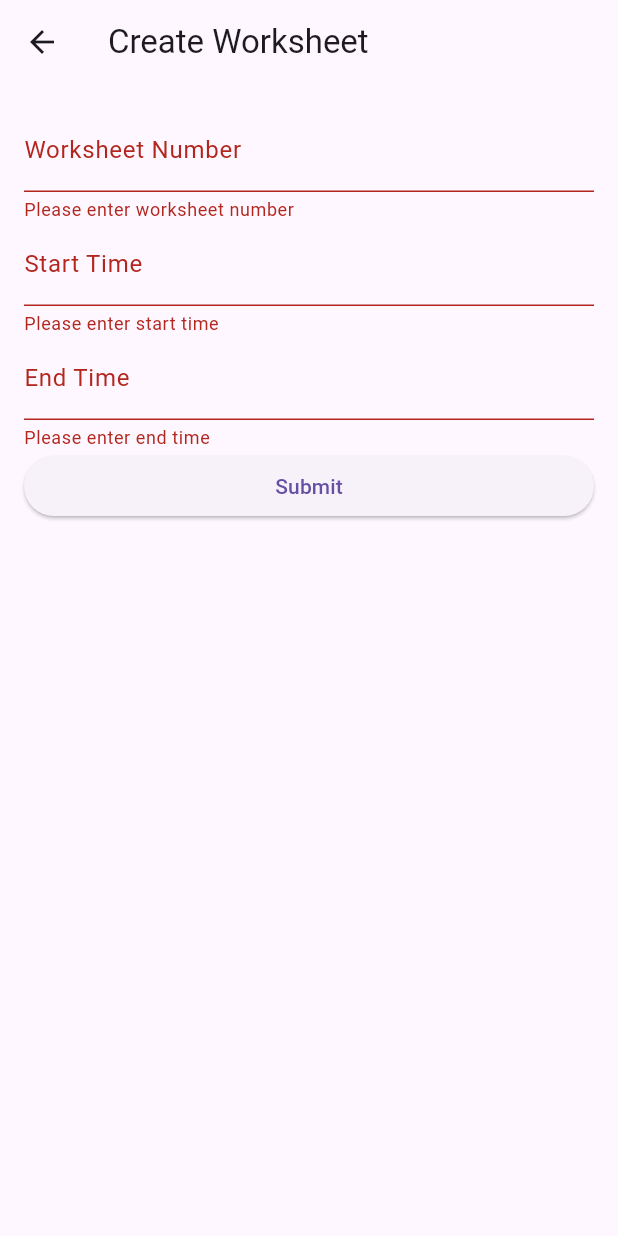
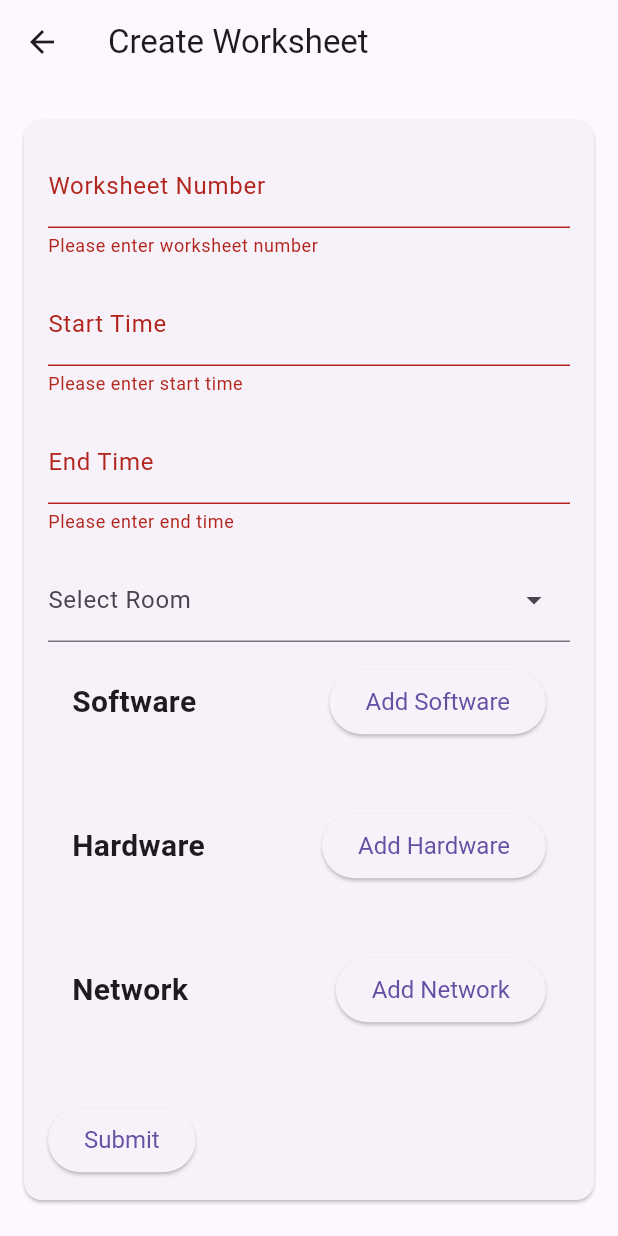
Before and after one commit to madiajijah11/pde_worksheet, a Flutter app: the CreateWorksheetView screen opened by its route, after a tap on "Submit", on a phone screen of 412 x 824 dp. Run offline on Flutter 3.47's test engine with Material 3 defaults, Android fonts, the phone set to English and light mode, and no system bars; drawn by our look-alikes of dropdown_search; our stand-ins replace auto_route, flutter_dotenv, flutter_riverpod, jwt_decoder, shared_preferences; accounts and stored records are empty; network calls fail.

Commit message:
feat: Add dropdown_search dependency for dropdown functionality
This commit adds the dropdown_search dependency to the pubspec.yaml file and imports it in the appropriate files. The dropdown_search package provides a dropdown widget with search functionality, allowing users to easily select options from a list. This will enhance the user experience by providing a more intuitive and efficient way to interact with dropdown menus.

```diff
--- a/lib/models/worksheet_state.dart
+++ b/lib/models/worksheet_state.dart
@@ -137,3 +137,177 @@ class Network {
     );
   }
 }
+
+class NewWorksheetState {
+  final String worksheetNumber;
+  final String room;
+  final String startTime;
+  final String endTime;
+  final int userId;
+  final List<TechnicianItem> technicianItems;
+  final List<SoftwareItem> softwareItems;
+  final List<HardwareItem> hardwareItems;
+  final List<NetworkItem> networkItems;
+
+  NewWorksheetState({
+    required this.worksheetNumber,
+    required this.room,
+    required this.startTime,
+    required this.endTime,
+    required this.userId,
+    required this.technicianItems,
+    required this.softwareItems,
+    required this.hardwareItems,
+    required this.networkItems,
+  });
+
+  factory NewWorksheetState.fromJson(Map<String, dynamic> json) {
+    return NewWorksheetState(
+      worksheetNumber: json['worksheetNumber'],
+      room: json['room'],
+      startTime: json['startTime'],
+      endTime: json['endTime'],
+      userId: json['userId'],
+      technicianItems: (json['technicianItems'] as List)
+          .map((item) => TechnicianItem.fromJson(item))
+          .toList(),
+      softwareItems: (json['softwareItems'] as List)
+          .map((item) => SoftwareItem.fromJson(item))
+          .toList(),
+      hardwareItems: (json['hardwareItems'] as List)
+          .map((item) => HardwareItem.fromJson(item))
+          .toList(),
+      networkItems: (json['networkItems'] as List)
+          .map((item) => NetworkItem.fromJson(item))
+          .toList(),
+    );
+  }
+
+  Map<String, dynamic> toJson() {
+    return {
+      'worksheetNumber': worksheetNumber,
+      'room': room,
+      'startTime': startTime,
+      'endTime': endTime,
+      'userId': userId,
+      'technicianItems': technicianItems.map((item) => item.toJson()).toList(),
+      'softwareItems': softwareItems.map((item) => item.toJson()).toList(),
+      'hardwareItems': hardwareItems.map((item) => item.toJson()).toList(),
+      'networkItems': networkItems.map((item) => item.toJson()).toList(),
+    };
+  }
+
+  @override
+  String toString() {
+    return 'NewWorksheetState(worksheetNumber: $worksheetNumber, room: $room, startTime: $startTime, endTime: $endTime, userId: $userId, technicianItems: $technicianItems, softwareItems: $softwareItems, hardwareItems: $hardwareItems, networkItems: $networkItems)';
+  }
+}
+
+class TechnicianItem {
+  final String id;
+
+  TechnicianItem({required this.id});
+
+  factory TechnicianItem.fromJson(Map<String, dynamic> json) {
+    return TechnicianItem(id: json['id']);
+  }
+
+  Map<String, dynamic> toJson() {
+    return {'id': id};
+  }
+
+  @override
+  String toString() {
+    return 'TechnicianItem(id: $id)';
+  }
+}
+
+class SoftwareItem {
+  final String name;
+  final String description;
+  final String result;
+
+  SoftwareItem(
+      {required this.name, required this.description, required this.result});
+
+  factory SoftwareItem.fromJson(Map<String, dynamic> json) {
+    return SoftwareItem(
+      name: json['name'],
+      description: json['description'],
+      result: json['result'],
+    );
+  }
+
+  Map<String, dynamic> toJson() {
+    return {
+      'name': name,
+      'description': description,
+      'result': result,
+    };
+  }
+
+  @override
+  String toString() {
+    return 'SoftwareItem(name: $name, description: $description, result: $result)';
+  }
+}
+
+class HardwareItem {
+  final String name;
+  final String description;
+  final String result;
+
+  HardwareItem(
+      {required this.name, required this.description, required this.result});
+
+  factory HardwareItem.fromJson(Map<String, dynamic> json) {
+    return HardwareItem(
+      name: json['name'],
+      description: json['description'],
+      result: json['result'],
+    );
+  }
+
+  Map<String, dynamic> toJson() {
+    return {
+      'name': name,
+      'description': description,
+      'result': result,
+    };
+  }
+
+  @override
+  String toString() {
+    return 'HardwareItem(name: $name, description: $description, result: $result)';
+  }
+}
+
+class NetworkItem {
+  final String name;
+  final String description;
+  final String result;
+
+  NetworkItem(
+      {required this.name, required this.description, required this.result});
+
+  factory NetworkItem.fromJson(Map<String, dynamic> json) {
+    return NetworkItem(
+      name: json['name'],
+      description: json['description'],
+      result: json['result'],
+    );
+  }
+
+  Map<String, dynamic> toJson() {
+    return {
+      'name': name,
+      'description': description,
+      'result': result,
+    };
+  }
+
+  @override
+  String toString() {
+    return 'NetworkItem(name: $name, description: $description, result: $result)';
+  }
+}
--- /dev/null
+++ b/lib/src/components/input_field_list.dart
@@ -0,0 +1,101 @@
+import 'package:flutter/material.dart';
+
+class InputFieldList extends StatefulWidget {
+  final String label;
+  final List<Map<String, TextEditingController>> controllers;
+
+  InputFieldList({required this.label, required this.controllers});
+
+  @override
+  _InputFieldListState createState() => _InputFieldListState();
+}
+
+class _InputFieldListState extends State<InputFieldList> {
+  @override
+  Widget build(BuildContext context) {
+    return Padding(
+      padding: const EdgeInsets.all(16.0),
+      child: Column(
+        crossAxisAlignment: CrossAxisAlignment.start,
+        children: [
+          Row(
+            mainAxisAlignment: MainAxisAlignment.spaceBetween,
+            children: [
+              Text(
+                widget.label,
+                style: TextStyle(fontSize: 20, fontWeight: FontWeight.bold),
+              ),
+              ElevatedButton(
+                onPressed: () {
+                  setState(() {
+                    widget.controllers.add({
+                      'name': TextEditingController(),
+                      'description': TextEditingController(),
+                      'result': TextEditingController(),
+                    });
+                  });
+                },
+                style: ElevatedButton.styleFrom(
+                  padding:
+                      EdgeInsets.symmetric(horizontal: 24.0, vertical: 12.0),
+                  textStyle: TextStyle(fontSize: 16.0),
+                ),
+                child: Text('Add ${widget.label}'),
+              ),
+            ],
+          ),
+          SizedBox(height: 16.0),
+          ListView.builder(
+            shrinkWrap: true,
+            itemCount: widget.controllers.length,
+            itemBuilder: (context, index) {
+              return Card(
+                margin: const EdgeInsets.symmetric(vertical: 8.0),
+                child: Padding(
+                  padding: const EdgeInsets.all(16.0),
+                  child: Column(
+                    children: [
+                      Row(
+                        children: [
+                          Expanded(
+                            child: TextFormField(
+                              controller: widget.controllers[index]['name'],
+                              decoration: InputDecoration(
+                                  labelText:
+                                      '${widget.label} Name ${index + 1}'),
+                            ),
+                          ),
+                          IconButton(
+                            icon: Icon(Icons.remove),
+                            onPressed: () {
+                              setState(() {
+                                widget.controllers.removeAt(index);
+                              });
+                            },
+                          ),
+                        ],
+                      ),
+                      SizedBox(height: 8.0),
+                      TextFormField(
+                        controller: widget.controllers[index]['description'],
+                        decoration: InputDecoration(
+                            labelText:
+                                '${widget.label} Description ${index + 1}'),
+                      ),
+                      SizedBox(height: 8.0),
+                      TextFormField(
+                        controller: widget.controllers[index]['result'],
+                        decoration: InputDecoration(
+                            labelText: '${widget.label} Result ${index + 1}'),
+                      ),
+                    ],
+                  ),
+                ),
+              );
+            },
+          ),
+        ],
+      ),
+    );
+  }
+}
--- a/lib/src/worksheet/create_worksheet_view.dart
+++ b/lib/src/worksheet/create_worksheet_view.dart
@@ -1,9 +1,14 @@
+// ignore_for_file: use_build_context_synchronously
+
 import 'package:auto_route/auto_route.dart';
 import 'package:flutter/material.dart';
 import 'package:intl/intl.dart';
+import 'package:dropdown_search/dropdown_search.dart';
+
 import 'package:pde_worksheet/models/room_state.dart';
 import 'package:pde_worksheet/models/worksheet_state.dart';
 import 'package:pde_worksheet/services/room_service.dart';
+import 'package:pde_worksheet/src/components/input_field_list.dart';
 import 'package:pde_worksheet/store/store.dart';
 import 'package:pde_worksheet/utils/token_utils.dart';
 
@@ -27,10 +32,11 @@ class _CreateWorksheetViewState extends State<CreateWorksheetView> {
   String? _selectedRoom;
   List<RoomState> _rooms = [];
   Map<String, dynamic> _decodedToken = {};
-  List<Technician> _technicians = [];
-  List<Software> _softwares = [];
-  List<Hardware> _hardwares = [];
-  List<Network> _networks = [];
+
+  final List<TextEditingController> _technicianControllers = [];
+  final List<Map<String, TextEditingController>> _softwareControllers = [];
+  final List<Map<String, TextEditingController>> _hardwareControllers = [];
+  final List<Map<String, TextEditingController>> _networkControllers = [];
 
   @override
   void initState() {
@@ -58,6 +64,32 @@ class _CreateWorksheetViewState extends State<CreateWorksheetView> {
     });
   }
 
+  Future<void> _selectDateTime(
+      BuildContext context, TextEditingController controller) async {
+    final DateTime? picked = await showDatePicker(
+      context: context,
+      initialDate: DateTime.now(),
+      firstDate: DateTime(2000),
+      lastDate: DateTime(2101),
+    );
+    if (picked != null) {
+      final TimeOfDay? time = await showTimePicker(
+        context: context,
+        initialTime: TimeOfDay.now(),
+      );
+      if (time != null) {
+        final DateTime dateTime = DateTime(
+          picked.year,
+          picked.month,
+          picked.day,
+          time.hour,
+          time.minute,
+        );
+        controller.text = DateFormat('yyyy-MM-dd – kk:mm').format(dateTime);
+      }
+    }
+  }
+
   @override
   Widget build(BuildContext context) {
     return Scaffold(
@@ -68,12 +100,18 @@ class _CreateWorksheetViewState extends State<CreateWorksheetView> {
             padding: const EdgeInsets.all(16.0),
             child: Form(
                 key: _formKey,
-          child: ListView(
+                child: ListView(children: [
+                  Card(
+                    margin: const EdgeInsets.symmetric(vertical: 8.0),
+                    child: Padding(
+                      padding: const EdgeInsets.all(16.0),
+                      child: Column(
+                        crossAxisAlignment: CrossAxisAlignment.start,
                         children: [
                           TextFormField(
                             controller: _worksheetNumberController,
-                decoration:
-                    const InputDecoration(labelText: 'Worksheet Number'),
+                            decoration: const InputDecoration(
+                                labelText: 'Worksheet Number'),
                             validator: (value) {
                               if (value == null || value.isEmpty) {
                                 return 'Please enter worksheet number';
@@ -81,83 +119,128 @@ class _CreateWorksheetViewState extends State<CreateWorksheetView> {
                               return null;
                             },
                           ),
+                          SizedBox(height: 16.0),
                           TextFormField(
                             controller: _startTimeController,
-                decoration: const InputDecoration(labelText: 'Start Time'),
+                            decoration:
+                                const InputDecoration(labelText: 'Start Time'),
                             validator: (value) {
                               if (value == null || value.isEmpty) {
                                 return 'Please enter start time';
                               }
                               return null;
                             },
-                onTap: () async {
-                  DateTime? pickedDate = await showDatePicker(
-                    context: context,
-                    initialDate: DateTime.now(),
-                    firstDate: DateTime(2000),
-                    lastDate: DateTime(2101),
-                  );
-                  if (pickedDate != null) {
-                    String formattedDate =
-                        DateFormat('yyyy-MM-dd – kk:mm').format(pickedDate);
-                    setState(() {
-                      _startTimeController.text = formattedDate;
-                    });
-                  }
-                },
+                            onTap: () =>
+                                _selectDateTime(context, _startTimeController),
                           ),
+                          SizedBox(height: 16.0),
                           TextFormField(
                             controller: _endTimeController,
-                decoration: const InputDecoration(labelText: 'End Time'),
+                            decoration:
+                                const InputDecoration(labelText: 'End Time'),
                             validator: (value) {
                               if (value == null || value.isEmpty) {
                                 return 'Please enter end time';
                               }
                               return null;
                             },
-                onTap: () async {
-                  DateTime? pickedDate = await showDatePicker(
-                    context: context,
-                    initialDate: DateTime.now(),
-                    firstDate: DateTime(2000),
-                    lastDate: DateTime(2101),
-                  );
-                  if (pickedDate != null) {
-                    String formattedDate =
-                        DateFormat('yyyy-MM-dd – kk:mm').format(pickedDate);
+                            onTap: () =>
+                                _selectDateTime(context, _endTimeController),
+                          ),
+                          SizedBox(height: 16.0),
+                          DropdownSearch<String>(
+                            popupProps: PopupProps.menu(
+                                showSelectedItems: true, showSearchBox: true),
+                            items: _rooms
+                                .map((RoomState room) => room.name)
+                                .toList(),
+                            dropdownDecoratorProps: DropDownDecoratorProps(
+                              dropdownSearchDecoration: InputDecoration(
+                                labelText: "Select Room",
+                                hintText: "Select a room",
+                              ),
+                            ),
+                            onChanged: (newValue) {
                               setState(() {
-                      _endTimeController.text = formattedDate;
+                                _selectedRoom = newValue;
                               });
+                            },
+                            selectedItem: _selectedRoom,
+                            validator: (value) {
+                              if (value == null || value.isEmpty) {
+                                return 'Please select a room';
                               }
+                              return null;
                             },
                           ),
-              // Add more fields for technicians, softwares, hardwares, and networks as needed
+                          InputFieldList(
+                              label: 'Software',
+                              controllers: _softwareControllers),
+                          InputFieldList(
+                              label: 'Hardware',
+                              controllers: _hardwareControllers),
+                          InputFieldList(
+                              label: 'Network',
+                              controllers: _networkControllers),
+                          const SizedBox(height: 20),
                           ElevatedButton(
                             onPressed: () {
                               if (_formKey.currentState!.validate()) {
                                 // Process data
-                    WorksheetState newWorksheet = WorksheetState(
-                      id: 0, // Assuming ID is auto-generated
-                      worksheetNumber: _worksheetNumberController.text,
+                                NewWorksheetState newWorksheet =
+                                    NewWorksheetState(
+                                  worksheetNumber:
+                                      _worksheetNumberController.text,
                                   room: _roomController.text,
                                   startTime: _startTimeController.text,
                                   endTime: _endTimeController.text,
-                      userId: int.parse(_decodedToken['id']),
-                      technicians: _technicians,
-                      softwares: _softwares,
-                      hardwares: _hardwares,
-                      networks: _networks,
+                                  userId:
+                                      int.parse(_decodedToken['id'].toString()),
+                                  technicianItems: _technicianControllers
+                                      .map((controller) => TechnicianItem(
+                                            id: controller.text,
+                                          ))
+                                      .toList(),
+                                  softwareItems: _softwareControllers
+                                      .map((controller) => SoftwareItem(
+                                            name: controller['name']!.text,
+                                            description:
+                                                controller['description']!.text,
+                                            result: controller['result']!.text,
+                                          ))
+                                      .toList(),
+                                  hardwareItems: _hardwareControllers
+                                      .map((controller) => HardwareItem(
+                                            name: controller['name']!.text,
+                                            description:
+                                                controller['description']!.text,
+                                            result: controller['result']!.text,
+                                          ))
+                                      .toList(),
+                                  networkItems: _networkControllers
+                                      .map((controller) => NetworkItem(
+                                            name: controller['name']!.text,
+                                            description:
+                                                controller['description']!.text,
+                                            result: controller['result']!.text,
+                                          ))
+                                      .toList(),
                                 );
                                 print(newWorksheet);
                                 // Handle the new worksheet (e.g., send to server or save locally)
                               }
                             },
+                            style: ElevatedButton.styleFrom(
+                              padding: const EdgeInsets.symmetric(
+                                  horizontal: 24.0, vertical: 12.0),
+                              textStyle: const TextStyle(fontSize: 16.0),
+                            ),
                             child: const Text('Submit'),
                           ),
                         ],
                       ),
                     ),
                   ),
-    );
+                ]))));
   }
 }
--- a/pubspec.yaml
+++ b/pubspec.yaml
@@ -11,6 +11,7 @@ environment:
 
 dependencies:
   auto_route: ^8.1.4
+  dropdown_search: ^5.0.6
   flutter:
     sdk: flutter
   flutter_dotenv: ^5.1.0
```
Also changed, not shown: pubspec.lock. Lines whose indentation alone changed are shown as unchanged.
